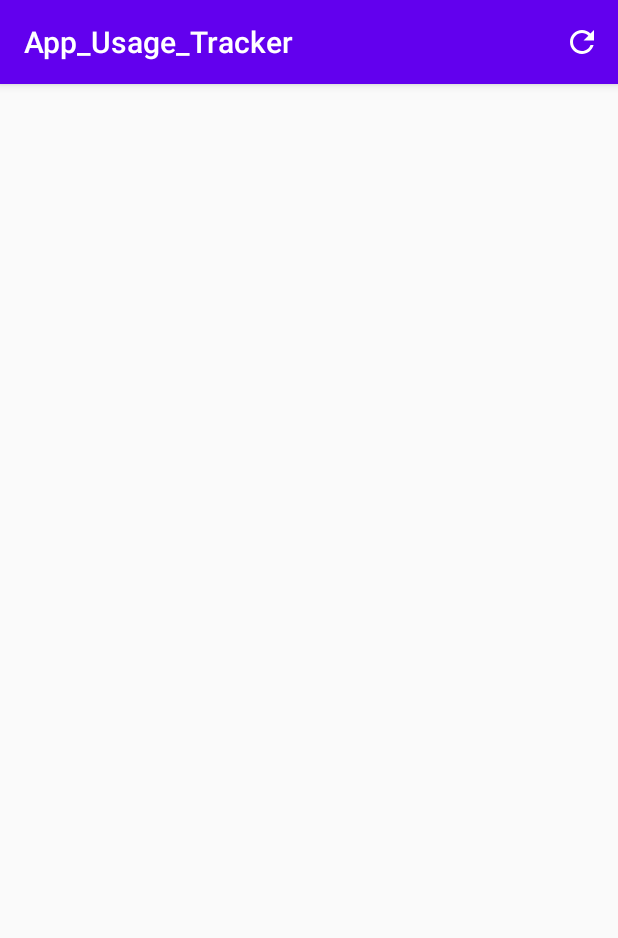
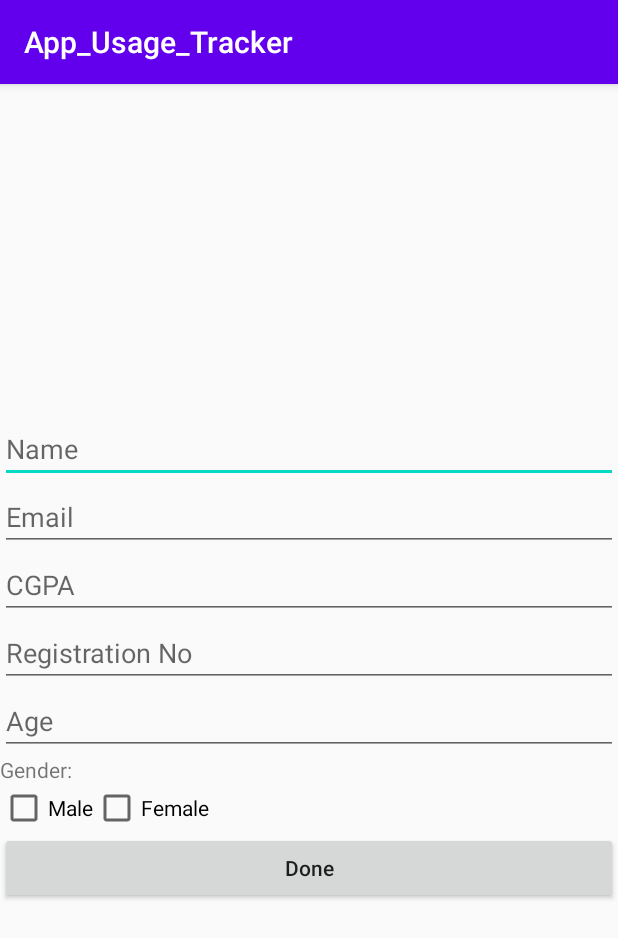
Before and after one commit to diptodeydip/App_Usage_Tracker, an Android app: the screen it shows after launch (MainActivity before the commit, Info after it), on a phone screen of 412 x 824 dp. Shown: the top 938 px of the screen. Run offline under Robolectric (Android 15) with nearby library versions, the phone set to English and light mode, and no system bars; our stand-ins replace Firebase (no records; nobody signed in at launch, a user with empty details on screens opened directly).

Commit message:
UserInfo Class added

```diff
--- a/app/build.gradle
+++ b/app/build.gradle
@@ -34,7 +34,11 @@ dependencies {
     implementation 'com.google.firebase:firebase-database:16.0.4'
     implementation 'com.google.code.gson:gson:2.8.6'
     implementation 'com.google.firebase:firebase-inappmessaging-display:17.0.4'
-    implementation 'com.android.support:multidex:1.0.3' // //had to add becasuse of this error "cannot fit requested classes in a single dex file (# methods: 97941 > 65536"
+    implementation 'com.android.support:multidex:1.0.3'
+    implementation 'com.google.android.material:material:1.0.0'
+    implementation 'androidx.annotation:annotation:1.1.0'
+    implementation 'androidx.lifecycle:lifecycle-extensions:2.1.0'
+// //had to add becasuse of this error "cannot fit requested classes in a single dex file (# methods: 97941 > 65536"
     testImplementation 'junit:junit:4.12'
     androidTestImplementation 'androidx.test.ext:junit:1.1.1'
     androidTestImplementation 'androidx.test.espresso:espresso-core:3.2.0'
--- /dev/null
+++ b/app/src/main/java/com/example/app_usage_tracker/Info.java
@@ -0,0 +1,129 @@
+package com.example.app_usage_tracker;
+
+import androidx.appcompat.app.AppCompatActivity;
+
+import android.content.Intent;
+import android.os.Bundle;
+import android.text.TextUtils;
+import android.view.View;
+import android.widget.Button;
+import android.widget.CheckBox;
+import android.widget.EditText;
+import android.widget.Toast;
+
+import org.json.JSONException;
+import org.json.JSONObject;
+
+import java.util.Calendar;
+
+public class Info extends AppCompatActivity {
+
+    @Override
+    protected void onCreate(Bundle savedInstanceState) {
+        super.onCreate(savedInstanceState);
+        setContentView(R.layout.activity_info);
+        checkIfFirst();
+
+        EditText name,email,age,regNo,cgpa;
+        final String[] gender = {""};
+        name = findViewById(R.id.name);
+        email = findViewById(R.id.email);
+        cgpa = findViewById(R.id.cgpa);
+        age = findViewById(R.id.age);
+        regNo = findViewById(R.id.regNo);
+
+        CheckBox male,female;
+        male = findViewById(R.id.male);
+        female = findViewById(R.id.female);
+
+        male.setOnClickListener(new View.OnClickListener() {
+            @Override
+            public void onClick(View view) {
+                gender[0] = "Male";
+                female.setChecked(false);
+            }
+        });
+        female.setOnClickListener(new View.OnClickListener() {
+            @Override
+            public void onClick(View view) {
+                gender[0] = "Female";
+                male.setChecked(false);
+            }
+        });
+
+        Button done = findViewById(R.id.done);
+
+        done.setOnClickListener(new View.OnClickListener() {
+            @Override
+            public void onClick(View view) {
+                if(TextUtils.isEmpty(name.getText().toString())){
+                    name.setError("fill up name");
+                } else if(TextUtils.isEmpty(email.getText().toString())){
+                    email.setError("fill up email");
+                } else if(TextUtils.isEmpty(cgpa.getText().toString())){
+                    cgpa.setError("fill up cgpa");
+                } else if(TextUtils.isEmpty(regNo.getText().toString())){
+                    regNo.setError("fill up regNo");
+                } else if(TextUtils.isEmpty(age.getText().toString())){
+                    age.setError("fill up age");
+                }else if(gender[0].equals("")){
+                    Toast.makeText(getApplicationContext(), "select gender", Toast.LENGTH_SHORT).show();
+                } else{
+                    JSONObject userInfo = new JSONObject();
+                    try {
+                        userInfo.put("Name" , name.getText().toString());
+                        userInfo.put("Email" , email.getText().toString());
+                        userInfo.put("Registration_No" , regNo.getText().toString());
+                        userInfo.put("Cgpa" , cgpa.getText().toString());
+                        userInfo.put("Age" , age.getText().toString());
+                        userInfo.put("Gender" , gender[0]);
+                    } catch (JSONException e) {
+                        e.printStackTrace();
+                    }
+                    MyBroadcastReceiver.saveToPhone(userInfo.toString(),"userInfo.json" ,getApplicationContext());
+                    startActivity(new Intent(Info.this,MainActivity.class));
+                    finish();
+                }
+
+            }
+        });
+
+    }
+
+    void checkIfFirst(){
+        String jsonString =  MyBroadcastReceiver.readJSON("details.json",this);
+        if(jsonString=="") {
+
+            // JSONObject userDetails = new JSONObject();
+
+            Calendar calendar = Calendar.getInstance();
+            long installationTime = calendar.getTimeInMillis();
+
+            calendar.set(Calendar.SECOND, 0);
+            calendar.set(Calendar.MINUTE, 0);
+            calendar.set(Calendar.HOUR, 0);
+            calendar.add(Calendar.DAY_OF_WEEK,1);
+            calendar.add(Calendar.WEEK_OF_MONTH,-1);
+            calendar.set(Calendar.AM_PM, Calendar.AM);
+
+            long Time = calendar.getTimeInMillis();
+
+
+
+            try {
+                JSONObject userDetails = new JSONObject();
+                userDetails.put("InstallationTime" , installationTime);
+                userDetails.put("checkPoint" , Time);
+                MyBroadcastReceiver.saveToPhone(userDetails.toString(),"details.json" ,this);
+            } catch (JSONException e) {
+                Toast.makeText(this,"error",Toast.LENGTH_LONG).show();
+            }
+        }
+
+        String jsonString1 =  MyBroadcastReceiver.readJSON("userInfo.json",this);
+        if(jsonString1!="") {
+            startActivity(new Intent(Info.this,MainActivity.class));
+            finish();
+        }
+    }
+}
--- a/app/src/main/java/com/example/app_usage_tracker/MyBroadcastReceiver.java
+++ b/app/src/main/java/com/example/app_usage_tracker/MyBroadcastReceiver.java
@@ -160,10 +160,6 @@ public class MyBroadcastReceiver extends BroadcastReceiver {
         PendingIntent pendingIntent = PendingIntent.getActivity(context,
                 1, notificationIntent, 0);
 
-        Intent notificationIntent1 = new Intent(context, MyBroadcastReceiver.class);
-
-        PendingIntent pendingIntent1 = PendingIntent.getBroadcast(context,
-                1, notificationIntent, 0);
 
         if (Build.VERSION.SDK_INT >= Build.VERSION_CODES.O) {
             NotificationChannel channel = new NotificationChannel("dip", "Dipto", NotificationManager.IMPORTANCE_HIGH);
@@ -176,7 +172,7 @@ public class MyBroadcastReceiver extends BroadcastReceiver {
                // .setContentTitle(task)
                 //.setContentText(desc)
                 .setSmallIcon(R.mipmap.ic_launcher)
-                //.setContentIntent(pendingIntent)
+                .setContentIntent(pendingIntent)
                 .setDefaults(Notification.DEFAULT_ALL)
                 //.addAction(R.mipmap.ic_launcher,"click",notificationIntent1)
                 //.setTicker("testing it")
--- /dev/null
+++ b/app/src/main/res/layout/activity_info.xml
@@ -0,0 +1,70 @@
+<?xml version="1.0" encoding="utf-8"?>
+<LinearLayout xmlns:android="http://schemas.android.com/apk/res/android"
+    xmlns:app="http://schemas.android.com/apk/res-auto"
+    xmlns:tools="http://schemas.android.com/tools"
+    android:layout_width="match_parent"
+    android:layout_height="match_parent"
+    android:orientation="vertical"
+    android:gravity="center_vertical"
+    tools:context=".Info">
+
+    <EditText
+        android:id="@+id/name"
+        android:layout_width="match_parent"
+        android:layout_height="wrap_content"
+        android:hint="Name"
+        android:inputType="text"/>
+    <EditText
+        android:id="@+id/email"
+        android:layout_width="match_parent"
+        android:layout_height="wrap_content"
+        android:hint="Email"
+        android:inputType="text"/>
+    <EditText
+        android:id="@+id/cgpa"
+        android:layout_width="match_parent"
+        android:layout_height="wrap_content"
+        android:hint="CGPA"
+        android:inputType="numberDecimal"/>
+    <EditText
+        android:id="@+id/regNo"
+        android:layout_width="match_parent"
+        android:layout_height="wrap_content"
+        android:hint="Registration No"
+        android:inputType="number"/>
+
+    <EditText
+        android:id="@+id/age"
+        android:layout_width="match_parent"
+        android:layout_height="wrap_content"
+        android:hint="Age"
+        android:inputType="number"/>
+
+    <TextView
+        android:layout_width="match_parent"
+        android:layout_height="wrap_content"
+        android:text="Gender:"/>
+    <LinearLayout
+        android:layout_width="match_parent"
+        android:layout_height="wrap_content"
+        android:orientation="horizontal">
+        <CheckBox
+            android:id="@+id/male"
+            android:layout_width="wrap_content"
+            android:layout_height="wrap_content"
+            android:text="Male"/>
+        <CheckBox
+            android:id="@+id/female"
+            android:layout_width="wrap_content"
+            android:layout_height="wrap_content"
+            android:text="Female"/>
+    </LinearLayout>
+
+    <Button
+        android:id="@+id/done"
+        android:layout_width="match_parent"
+        android:layout_height="wrap_content"
+        android:text="Done"
+        android:textAllCaps="false"/>
+
+</LinearLayout>
--- a/app/src/main/res/values/arrays.xml
+++ b/app/src/main/res/values/arrays.xml
@@ -28,4 +28,9 @@
         <item>Daily</item>
         <item>Weekly</item>
     </string-array>
+
+    <string-array name="gender">
+        <item>Male</item>
+        <item>Female</item>
+    </string-array>
 </resources>
--- /dev/null
+++ b/app/src/main/res/values/dimens.xml
@@ -0,0 +1,5 @@
+<resources>
+    <!-- Default screen margins, per the Android Design guidelines. -->
+    <dimen name="activity_horizontal_margin">16dp</dimen>
+    <dimen name="activity_vertical_margin">16dp</dimen>
+</resources>
```
Also changed, not shown: app/src/main/AndroidManifest.xml (+7 -6 lines), app/src/main/java/com/example/app_usage_tracker/MainActivity.java (+1 -31 lines), app/src/main/res/layout/activity_login.xml (added, +76 -0 lines), app/src/main/res/values/strings.xml (+9 -0 lines).
